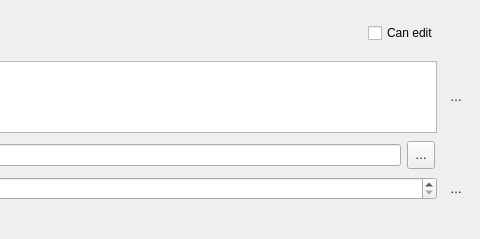
Qt form src/gui/shareuserline.ui (nextcloud/desktop) before a commit; both pictures show x 500 to 980 and y 0 to 239 of the 980 by 239 pixel window.
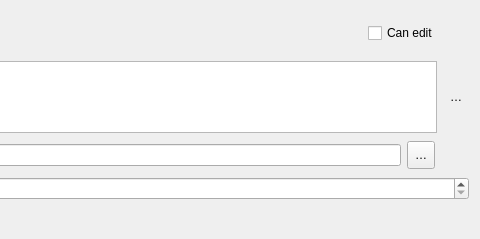
The same form after that commit. Icons and pictures are not drawn. Custom widgets are drawn as their Qt base class.

What changed in the file:
```diff
--- a/src/gui/shareuserline.ui
+++ b/src/gui/shareuserline.ui
@@ -273,20 +273,6 @@
        </property>
       </widget>
      </item>
-     <item>
-      <widget class="QToolButton" name="confirmExpirationDate">
-       <property name="text">
-        <string notr="true">…</string>
-       </property>
-       <property name="icon">
-        <iconset resource="../../theme.qrc">
-         <normaloff>:/client/theme/confirm.svg</normaloff>:/client/theme/confirm.svg</iconset>
-       </property>
-       <property name="autoRaise">
-        <bool>true</bool>
-       </property>
-      </widget>
-     </item>
     </layout>
    </item>
    <item>
```
